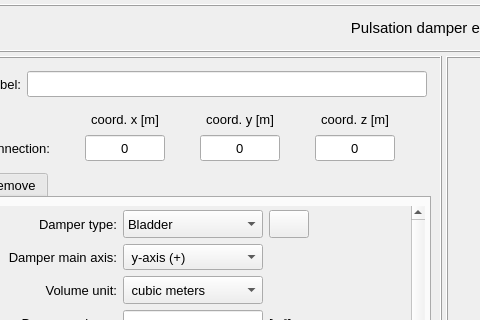
open-pulse/OpenPulse, file pulse/interface/data/ui_files/model/editor/pulsation_damper_editor_inputs.ui: the form before one commit; both pictures show x 98 to 578 and y 0 to 320 of the 1056 by 730 pixel window.
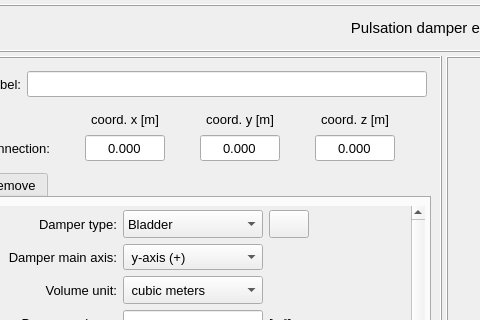
The form after the commit. The open tabs and pages were chosen to show the change. Icons and pictures are not drawn.

Commit message: fix: update coordinate display precision to three decimal places in pulsation damper and suppression device editors

What changed in the file:
```diff
--- a/pulse/interface/data/ui_files/model/editor/pulsation_damper_editor_inputs.ui
+++ b/pulse/interface/data/ui_files/model/editor/pulsation_damper_editor_inputs.ui
@@ -2531,7 +2531,7 @@
             </font>
            </property>
            <property name="text">
-            <string>0</string>
+            <string>0.000</string>
            </property>
            <property name="alignment">
             <set>Qt::AlignmentFlag::AlignCenter</set>
@@ -2558,7 +2558,7 @@
             </font>
            </property>
            <property name="text">
-            <string>0</string>
+            <string>0.000</string>
            </property>
            <property name="alignment">
             <set>Qt::AlignmentFlag::AlignCenter</set>
@@ -2666,7 +2666,7 @@
             </font>
            </property>
            <property name="text">
-            <string>0</string>
+            <string>0.000</string>
            </property>
            <property name="alignment">
             <set>Qt::AlignmentFlag::AlignCenter</set>
```
Left out of the diff: 2 changed lines with no effect on the pictures. The commit also changes 3 other files.
